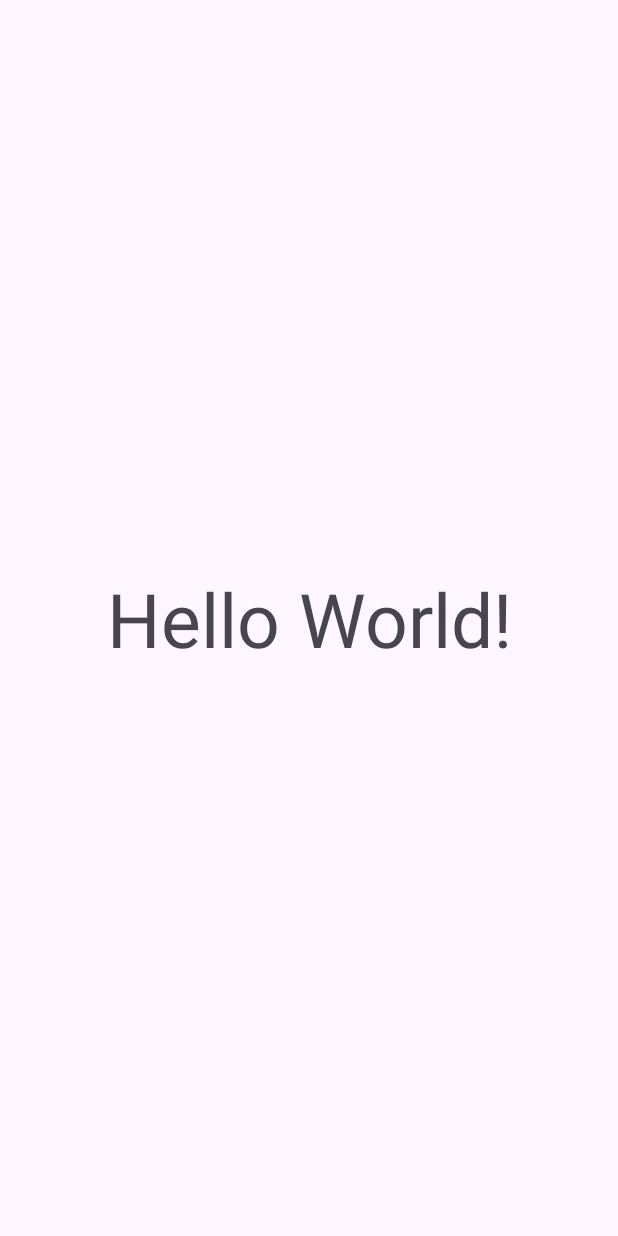
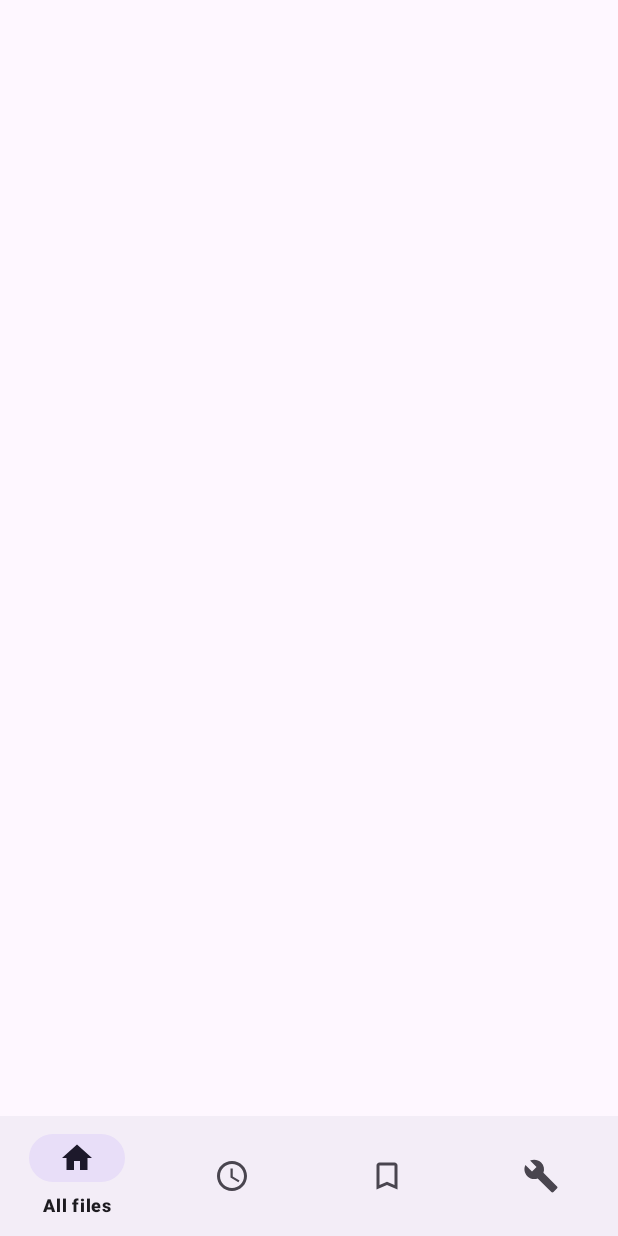
Before and after one commit to DurgeshMali/PDF-Management, an Android app: the screen it shows after launch (MainActivity), on a phone screen of 412 x 824 dp. Run offline under Robolectric (Android 15) with nearby library versions, the phone set to English and light mode, and no system bars.

Commit message:
Added some important Vector Assets for Home page and also created Bottom navigation bar

```diff
--- a/app/build.gradle.kts
+++ b/app/build.gradle.kts
@@ -29,6 +29,8 @@ android {
         sourceCompatibility = JavaVersion.VERSION_1_8
         targetCompatibility = JavaVersion.VERSION_1_8
     }
+
+    buildFeatures { viewBinding = true }
 }
 
 dependencies {
@@ -36,6 +38,8 @@ dependencies {
     implementation("androidx.appcompat:appcompat:1.7.0")
     implementation("com.google.android.material:material:1.12.0")
     implementation("androidx.constraintlayout:constraintlayout:2.2.1")
+    implementation("androidx.recyclerview:recyclerview:1.3.2")
+    implementation("androidx.fragment:fragment:1.8.3")
     testImplementation("junit:junit:4.13.2")
     androidTestImplementation("androidx.test.ext:junit:1.2.1")
     androidTestImplementation("androidx.test.espresso:espresso-core:3.6.1")
--- /dev/null
+++ b/app/src/main/res/drawable/baseline_allfiles_24.xml
@@ -0,0 +1,5 @@
+<vector android:height="24dp" android:tint="#FFFFFF"
+    android:viewportHeight="24" android:viewportWidth="24"
+    android:width="24dp" xmlns:android="http://schemas.android.com/apk/res/android">
+    <path android:fillColor="@android:color/white" android:pathData="M10,20v-6h4v6h5v-8h3L12,3 2,12h3v8z"/>
+</vector>
--- /dev/null
+++ b/app/src/main/res/drawable/baseline_bookmark_24.xml
@@ -0,0 +1,5 @@
+<vector android:height="24dp" android:tint="#FFFFFF"
+    android:viewportHeight="24" android:viewportWidth="24"
+    android:width="24dp" xmlns:android="http://schemas.android.com/apk/res/android">
+    <path android:fillColor="@android:color/white" android:pathData="M17,3L7,3c-1.1,0 -1.99,0.9 -1.99,2L5,21l7,-3 7,3L19,5c0,-1.1 -0.9,-2 -2,-2zM17,18l-5,-2.18L7,18L7,5h10v13z"/>
+</vector>
--- /dev/null
+++ b/app/src/main/res/drawable/baseline_checklist_24.xml
@@ -0,0 +1,5 @@
+<vector android:height="24dp" android:tint="#FFFFFF"
+    android:viewportHeight="24" android:viewportWidth="24"
+    android:width="24dp" xmlns:android="http://schemas.android.com/apk/res/android">
+    <path android:fillColor="@android:color/white" android:pathData="M22,7h-9v2h9V7zM22,15h-9v2h9V15zM5.54,11L2,7.46l1.41,-1.41l2.12,2.12l4.24,-4.24l1.41,1.41L5.54,11zM5.54,19L2,15.46l1.41,-1.41l2.12,2.12l4.24,-4.24l1.41,1.41L5.54,19z"/>
+</vector>
--- /dev/null
+++ b/app/src/main/res/drawable/baseline_recent_24.xml
@@ -0,0 +1,6 @@
+<vector android:height="24dp" android:tint="#FFFFFF"
+    android:viewportHeight="24" android:viewportWidth="24"
+    android:width="24dp" xmlns:android="http://schemas.android.com/apk/res/android">
+    <path android:fillColor="@android:color/white" android:pathData="M11.99,2C6.47,2 2,6.48 2,12s4.47,10 9.99,10C17.52,22 22,17.52 22,12S17.52,2 11.99,2zM12,20c-4.42,0 -8,-3.58 -8,-8s3.58,-8 8,-8 8,3.58 8,8 -3.58,8 -8,8z"/>
+    <path android:fillColor="@android:color/white" android:pathData="M12.5,7H11v6l5.25,3.15 0.75,-1.23 -4.5,-2.67z"/>
+</vector>
--- /dev/null
+++ b/app/src/main/res/drawable/baseline_search_24.xml
@@ -0,0 +1,5 @@
+<vector android:height="24dp" android:tint="#FFFFFF"
+    android:viewportHeight="24" android:viewportWidth="24"
+    android:width="24dp" xmlns:android="http://schemas.android.com/apk/res/android">
+    <path android:fillColor="@android:color/white" android:pathData="M15.5,14h-0.79l-0.28,-0.27C15.41,12.59 16,11.11 16,9.5 16,5.91 13.09,3 9.5,3S3,5.91 3,9.5 5.91,16 9.5,16c1.61,0 3.09,-0.59 4.23,-1.57l0.27,0.28v0.79l5,4.99L20.49,19l-4.99,-5zM9.5,14C7.01,14 5,11.99 5,9.5S7.01,5 9.5,5 14,7.01 14,9.5 11.99,14 9.5,14z"/>
+</vector>
--- /dev/null
+++ b/app/src/main/res/drawable/baseline_settings_24.xml
@@ -0,0 +1,5 @@
+<vector android:height="24dp" android:tint="#FFFFFF"
+    android:viewportHeight="24" android:viewportWidth="24"
+    android:width="24dp" xmlns:android="http://schemas.android.com/apk/res/android">
+    <path android:fillColor="@android:color/white" android:pathData="M19.14,12.94c0.04,-0.3 0.06,-0.61 0.06,-0.94c0,-0.32 -0.02,-0.64 -0.07,-0.94l2.03,-1.58c0.18,-0.14 0.23,-0.41 0.12,-0.61l-1.92,-3.32c-0.12,-0.22 -0.37,-0.29 -0.59,-0.22l-2.39,0.96c-0.5,-0.38 -1.03,-0.7 -1.62,-0.94L14.4,2.81c-0.04,-0.24 -0.24,-0.41 -0.48,-0.41h-3.84c-0.24,0 -0.43,0.17 -0.47,0.41L9.25,5.35C8.66,5.59 8.12,5.92 7.63,6.29L5.24,5.33c-0.22,-0.08 -0.47,0 -0.59,0.22L2.74,8.87C2.62,9.08 2.66,9.34 2.86,9.48l2.03,1.58C4.84,11.36 4.8,11.69 4.8,12s0.02,0.64 0.07,0.94l-2.03,1.58c-0.18,0.14 -0.23,0.41 -0.12,0.61l1.92,3.32c0.12,0.22 0.37,0.29 0.59,0.22l2.39,-0.96c0.5,0.38 1.03,0.7 1.62,0.94l0.36,2.54c0.05,0.24 0.24,0.41 0.48,0.41h3.84c0.24,0 0.44,-0.17 0.47,-0.41l0.36,-2.54c0.59,-0.24 1.13,-0.56 1.62,-0.94l2.39,0.96c0.22,0.08 0.47,0 0.59,-0.22l1.92,-3.32c0.12,-0.22 0.07,-0.47 -0.12,-0.61L19.14,12.94zM12,15.6c-1.98,0 -3.6,-1.62 -3.6,-3.6s1.62,-3.6 3.6,-3.6s3.6,1.62 3.6,3.6S13.98,15.6 12,15.6z"/>
+</vector>
--- /dev/null
+++ b/app/src/main/res/drawable/baseline_sort_24.xml
@@ -0,0 +1,5 @@
+<vector android:autoMirrored="true" android:height="24dp"
+    android:tint="#FFFFFF" android:viewportHeight="24"
+    android:viewportWidth="24" android:width="24dp" xmlns:android="http://schemas.android.com/apk/res/android">
+    <path android:fillColor="@android:color/white" android:pathData="M3,18h6v-2L3,16v2zM3,6v2h18L21,6L3,6zM3,13h12v-2L3,11v2z"/>
+</vector>
--- /dev/null
+++ b/app/src/main/res/drawable/baseline_tools_24.xml
@@ -0,0 +1,5 @@
+<vector android:height="24dp" android:tint="#FFFFFF"
+    android:viewportHeight="24" android:viewportWidth="24"
+    android:width="24dp" xmlns:android="http://schemas.android.com/apk/res/android">
+    <path android:fillColor="@android:color/white" android:pathData="M22.7,19l-9.1,-9.1c0.9,-2.3 0.4,-5 -1.5,-6.9 -2,-2 -5,-2.4 -7.4,-1.3L9,6 6,9 1.6,4.7C0.4,7.1 0.9,10.1 2.9,12.1c1.9,1.9 4.6,2.4 6.9,1.5l9.1,9.1c0.4,0.4 1,0.4 1.4,0l2.3,-2.3c0.5,-0.4 0.5,-1.1 0.1,-1.4z"/>
+</vector>
--- a/app/src/main/res/layout/activity_main.xml
+++ b/app/src/main/res/layout/activity_main.xml
@@ -7,14 +7,18 @@
     android:layout_height="match_parent"
     tools:context=".MainActivity">
 
-    <TextView
-        android:layout_width="wrap_content"
-        android:layout_height="wrap_content"
-        android:text="Hello World!"
-        android:textSize="50dp"
-        app:layout_constraintBottom_toBottomOf="parent"
-        app:layout_constraintStart_toStartOf="parent"
-        app:layout_constraintEnd_toEndOf="parent"
-        app:layout_constraintTop_toTopOf="parent" />
+    <LinearLayout xmlns:android="http://schemas.android.com/apk/res/android"
+        xmlns:app="http://schemas.android.com/apk/res-auto"
+        android:orientation="vertical" android:layout_width="match_parent" android:layout_height="match_parent">
+
+        <FrameLayout
+            android:id="@+id/fragment_container"
+            android:layout_width="match_parent" android:layout_height="0dp" android:layout_weight="1"/>
+
+        <com.google.android.material.bottomnavigation.BottomNavigationView
+            android:id="@+id/bottomNav"
+            android:layout_width="match_parent" android:layout_height="wrap_content"
+            app:menu="@menu/menu_bottom_nav"/>
+    </LinearLayout>
 
   </androidx.constraintlayout.widget.ConstraintLayout>
--- /dev/null
+++ b/app/src/main/res/menu/menu_bottom_nav.xml
@@ -0,0 +1,7 @@
+<?xml version="1.0" encoding="utf-8"?>
+<menu xmlns:android="http://schemas.android.com/apk/res/android">
+    <item android:id="@+id/nav_files"     android:title="All files" android:icon="@drawable/baseline_allfiles_24"/>
+    <item android:id="@+id/nav_recent"    android:title="Recent"    android:icon="@drawable/baseline_recent_24"/>
+    <item android:id="@+id/nav_bookmarks" android:title="Bookmarks" android:icon="@drawable/baseline_bookmark_24"/>
+    <item android:id="@+id/nav_tools"     android:title="Tools"     android:icon="@drawable/baseline_tools_24"/>
+</menu>
```
Also changed, not shown: app/src/main/res/menu/menu_files_appbar.xml (added, +9 -0 lines).
